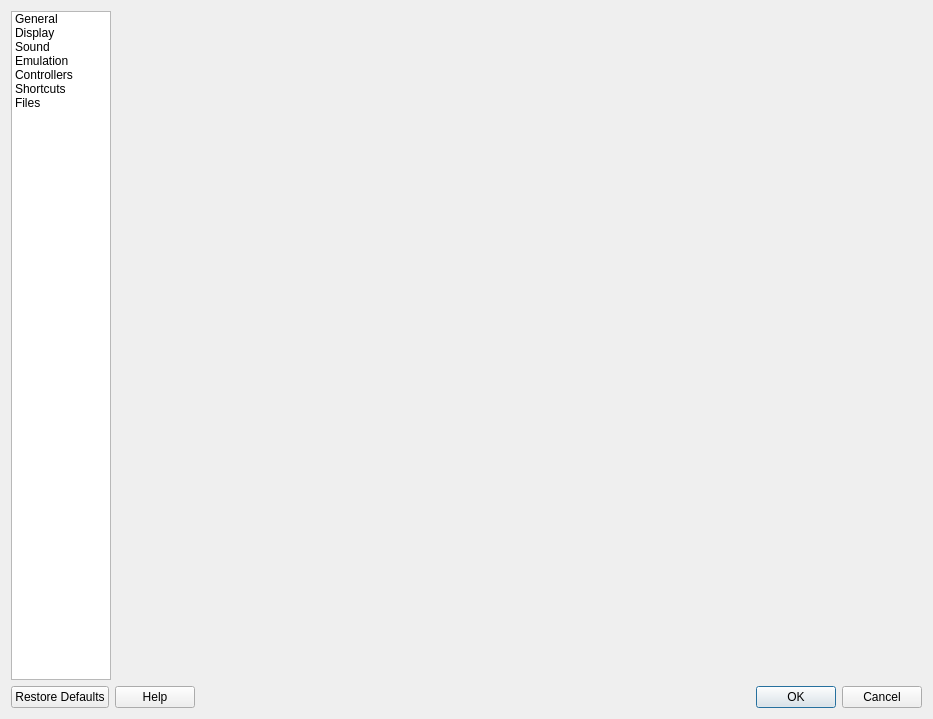
Above: qt/src/EmuSettingsWindow.ui from Deathsoul56/snes9xrd before the change. Below: the same form after it.
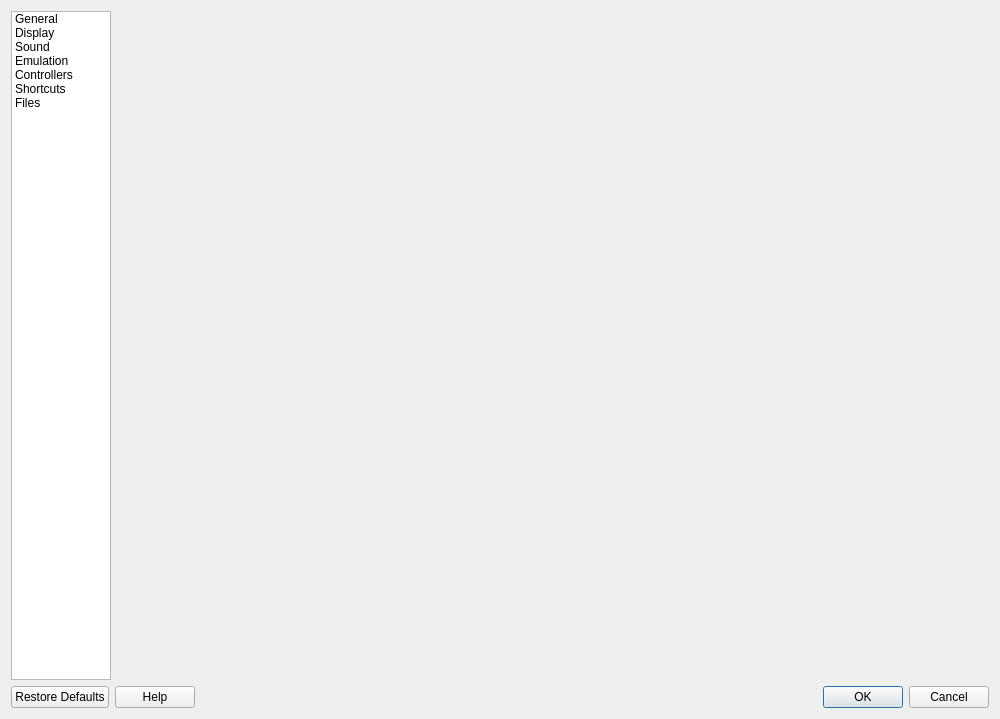
That is the form after the change. Icons and pictures are not drawn.

What changed in the file:
```diff
--- a/qt/src/EmuSettingsWindow.ui
+++ b/qt/src/EmuSettingsWindow.ui
@@ -6,7 +6,7 @@
    <rect>
     <x>0</x>
     <y>0</y>
-    <width>933</width>
+    <width>1000</width>
     <height>719</height>
    </rect>
   </property>
@@ -101,7 +101,7 @@
      <item>
       <widget class="QStackedWidget" name="stackedWidget">
        <property name="sizePolicy">
-        <sizepolicy hsizetype="Expanding" vsizetype="Preferred">
+        <sizepolicy hsizetype="Expanding" vsizetype="Expanding">
          <horstretch>0</horstretch>
          <verstretch>0</verstretch>
         </sizepolicy>
```
